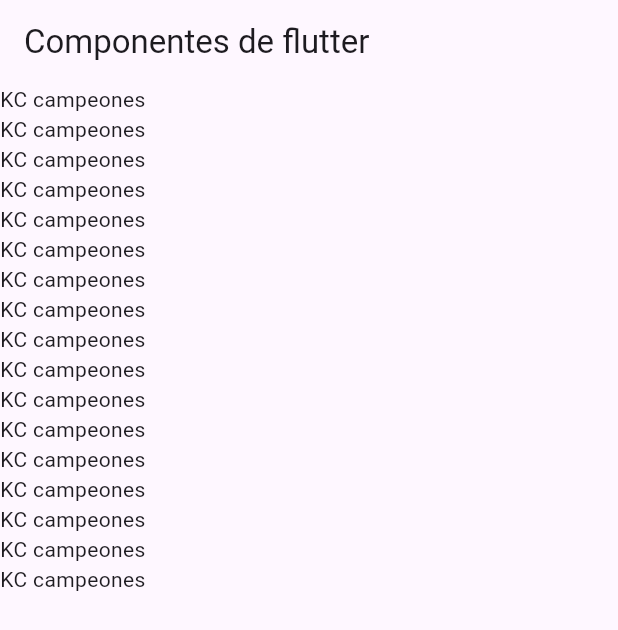
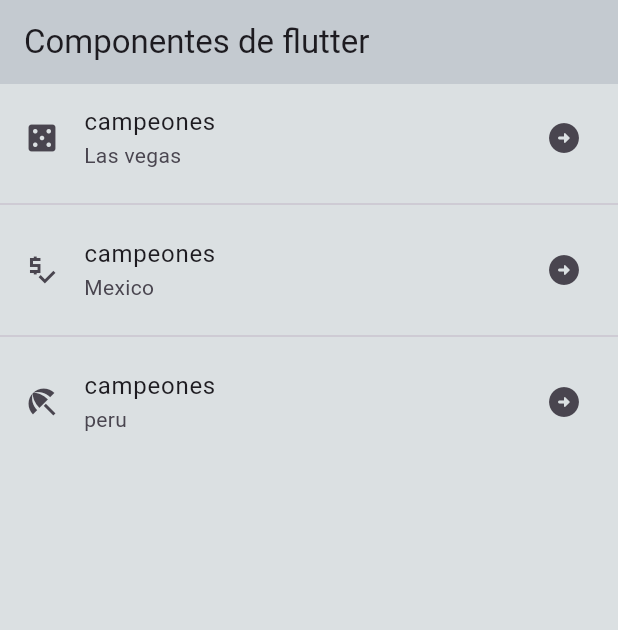
Before and after one commit to yahirortega/componentes_flutter, a Flutter app: the screen it shows after launch, on a phone screen of 412 x 824 dp. Shown: the top 630 px of the screen. Run offline on Flutter 3.47's test engine with Material 3 defaults, Android fonts, the phone set to English and light mode, and no system bars.

Commit message:
Refactoraizing an creation  ap

```diff
--- a/lib/home_screen.dart
+++ /dev/null
@@ -1,35 +0,0 @@
-import 'package:flutter/material.dart';
-
-class HomeScreen extends StatelessWidget {
-  const HomeScreen({super.key});
-
-  @override
-  Widget build(BuildContext context) {
-    return Scaffold(
-      appBar:AppBar(
-        title: const Text('Componentes de flutter'),
-      ),
-      body: ListView(
-        children: const [
-          Text('KC campeones'),
-          Text('KC campeones'),
-          Text('KC campeones'),
-          Text('KC campeones'),
-          Text('KC campeones'),
-          Text('KC campeones'),
-          Text('KC campeones'),
-          Text('KC campeones'),
-          Text('KC campeones'),
-          Text('KC campeones'),
-          Text('KC campeones'),
-          Text('KC campeones'),
-          Text('KC campeones'),
-          Text('KC campeones'),
-          Text('KC campeones'),
-          Text('KC campeones'),
-          Text('KC campeones'),
-        ],
-      )
-      );
-  }
-}
--- a/lib/main_app.dart
+++ b/lib/main_app.dart
@@ -1,14 +1,16 @@
+import 'package:componentes/theme/app_theme.dart';
 import 'package:flutter/material.dart';
-import 'package:componentes/home_screen.dart';
+import 'package:componentes/screens/home_screen.dart';
 
 class MainApp extends StatelessWidget {
   const MainApp({super.key});
 
   @override
   Widget build(BuildContext context) {
-    return const MaterialApp(
+    return  MaterialApp(
       debugShowCheckedModeBanner: false,
-      home: HomeScreen(),
+      home: const HomeScreen(),
+      theme: AppTheme.lightTheme,
     );
   }
 }
--- /dev/null
+++ b/lib/screens/home_screen.dart
@@ -0,0 +1,40 @@
+import 'package:flutter/material.dart';
+
+
+class HomeScreen extends StatelessWidget {
+  const HomeScreen({super.key});
+
+  @override
+  Widget build(BuildContext context) {
+    return Scaffold(
+      appBar:AppBar(
+        title: const Text('Componentes de flutter'),
+      ),
+      body: ListView(
+        children: const <Widget>[
+          ListTile(
+            title: Text ('campeones') ,
+            subtitle: Text('Las vegas '),
+            leading: Icon(Icons.casino),
+            trailing: Icon(Icons.arrow_circle_right_rounded),
+          ),
+          Divider(),
+              ListTile(
+            title: Text ('campeones') ,
+            subtitle: Text('Mexico'),
+            leading: Icon(Icons.price_check_sharp),
+            trailing: Icon(Icons.arrow_circle_right_rounded),
+              ),
+              Divider(),
+              ListTile(
+            title: Text ('campeones') ,
+            subtitle: Text('peru'),
+            leading: Icon(Icons.beach_access),
+            trailing: Icon(Icons.arrow_circle_right_rounded),
+              )
+        ],
+
+      )
+      );
+  }
+}
--- /dev/null
+++ b/lib/theme/app_theme.dart
@@ -0,0 +1,16 @@
+import 'package:flutter/material.dart';
+
+class   AppTheme{
+  //  constante dde  tema
+static const primaryColor =  Color.fromARGB(33, 45, 56, 89);
+
+static  const backColor = Color.fromARGB(47, 57, 87, 97);
+
+static  final  ThemeData lightTheme  =   ThemeData.light().copyWith(
+  scaffoldBackgroundColor: backColor,
+        primaryColor: const Color.fromARGB(56, 222, 107, 6),
+        appBarTheme: const AppBarTheme(
+          color: primaryColor,
+        )
+      );
+}
```
